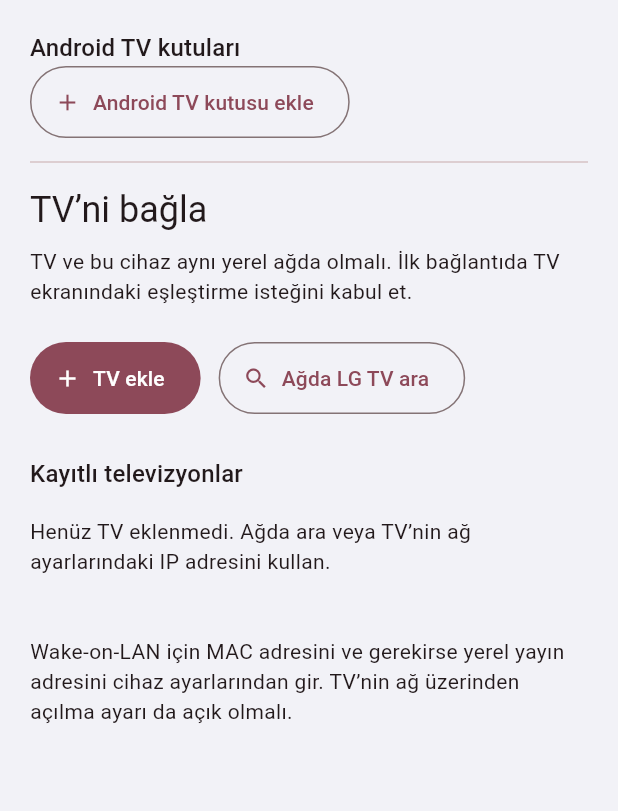
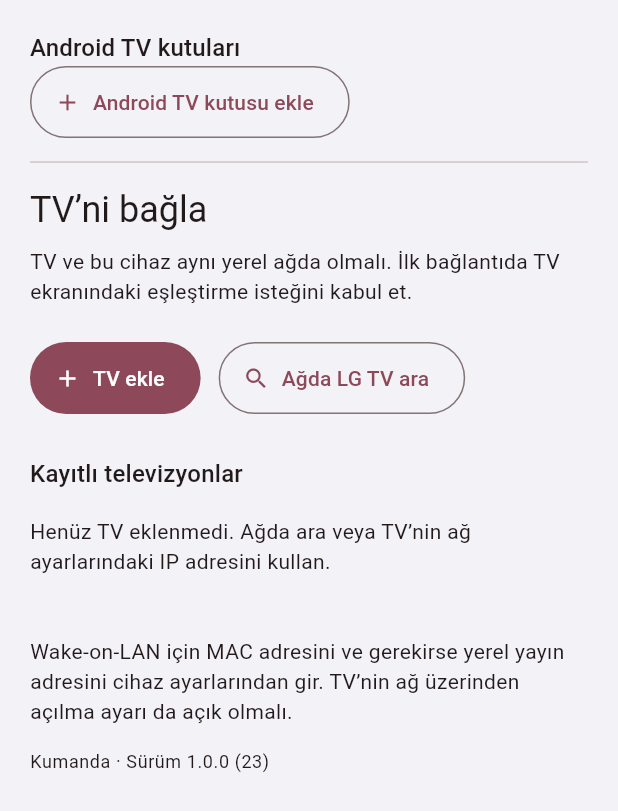
Before and after one commit to ertugrulerzin/LGKumanda, a Flutter app: the DevicesPage widget shown alone on an empty page, opened directly with empty values, on a phone screen of 412 x 824 dp. Shown: the top 811 px of the screen. Run offline on Flutter 3.47's test engine with Material 3 defaults, Android fonts, the phone set to English and light mode, and no system bars; our stand-ins replace flutter_secure_storage, material_ui, package_info_plus, shared_preferences; missing offline and left inert: flutter_inappwebview, pointycastle; accounts and stored records are empty; statements that could not run were skipped.

Commit message:
feat: rename to Kumanda on Android and desktop, show app version
Android, macOS and Windows use the name Kumanda (app label, window
title, installer, DMG), matching the iPhone app. The Devices screen
on all platforms shows 'Kumanda · Sürüm x (build)'. Flutter build 23.

Co-Authored-By: Claude Opus 5.5 <noreply@anthropic.com>

```diff
--- a/cross_platform/lib/core/android_tv/box_client.dart
+++ b/cross_platform/lib/core/android_tv/box_client.dart
@@ -316,7 +316,7 @@ class BoxClient extends ChangeNotifier {
       _sendPairing(
         (w) => w.message(10, (r) {
           r.string(1, 'atvremote');
-          r.string(2, 'LG Kumanda');
+          r.string(2, 'Kumanda');
         }),
       );
     } catch (e) {
--- a/cross_platform/lib/core/network_access.dart
+++ b/cross_platform/lib/core/network_access.dart
@@ -6,7 +6,7 @@ class LocalNetworkDenied implements Exception {
   const LocalNetworkDenied();
   @override
   String toString() =>
-      'Yerel ağ izni verilmedi. Android ayarlarında LG Kumanda için Yakındaki cihazlar / Yerel ağ iznini aç.';
+      'Yerel ağ izni verilmedi. Android ayarlarında Kumanda için Yakındaki cihazlar / Yerel ağ iznini aç.';
 }
 
 Future<void>? _pendingPermission;
--- a/cross_platform/lib/main.dart
+++ b/cross_platform/lib/main.dart
@@ -30,7 +30,7 @@ class RemoteApp extends StatelessWidget {
   final TVClient client;
   @override
   Widget build(BuildContext context) => MaterialApp(
-    title: 'LG Kumanda',
+    title: 'Kumanda',
     debugShowCheckedModeBanner: false,
     locale: const Locale('tr'),
     supportedLocales: const [Locale('tr'), Locale('en')],
--- a/cross_platform/lib/ui/devices.dart
+++ b/cross_platform/lib/ui/devices.dart
@@ -1,4 +1,5 @@
 import 'package:material_ui/material_ui.dart';
+import 'package:package_info_plus/package_info_plus.dart';
 
 import '../core/discovery.dart';
 import '../core/android_tv/box_client.dart';
@@ -226,6 +227,8 @@ class _DevicesPageState extends State<DevicesPage> {
             const Text(
               'Wake-on-LAN için MAC adresini ve gerekirse yerel yayın adresini cihaz ayarlarından gir. TV’nin ağ üzerinden açılma ayarı da açık olmalı.',
             ),
+            const SizedBox(height: 16),
+            const AppVersionText(),
           ],
         ),
       ),
@@ -398,3 +401,21 @@ class _DeviceEditorState extends State<_DeviceEditor> {
     ],
   );
 }
+
+/// "Kumanda · Sürüm 1.0.0 (23)" from the installed package.
+class AppVersionText extends StatelessWidget {
+  const AppVersionText({super.key});
+  @override
+  Widget build(BuildContext context) => FutureBuilder<PackageInfo>(
+    future: PackageInfo.fromPlatform(),
+    builder: (context, snapshot) {
+      final info = snapshot.data;
+      if (info == null) return const SizedBox.shrink();
+      return Text(
+        'Kumanda · Sürüm ${info.version} (${info.buildNumber})',
+        key: const Key('appVersion'),
+        style: Theme.of(context).textTheme.bodySmall,
+      );
+    },
+  );
+}
--- a/cross_platform/pubspec.yaml
+++ b/cross_platform/pubspec.yaml
@@ -1,7 +1,7 @@
 name: lg_kumanda
 description: LG webOS televizyonlar için Mac, Windows ve Android kumandası.
 publish_to: none
-version: 1.0.0+22
+version: 1.0.0+23
 environment:
   sdk: ^3.14.0
 dependencies:
@@ -18,6 +18,7 @@ dependencies:
   flutter_inappwebview: 6.2.0-beta.3
   path_provider: ^2.1.6
   pointycastle: ^4.0.0
+  package_info_plus: ^10.2.2
 dev_dependencies:
   flutter_test:
     sdk: flutter
```
Also changed, not shown: cross_platform/pubspec.lock, 9 other files.
